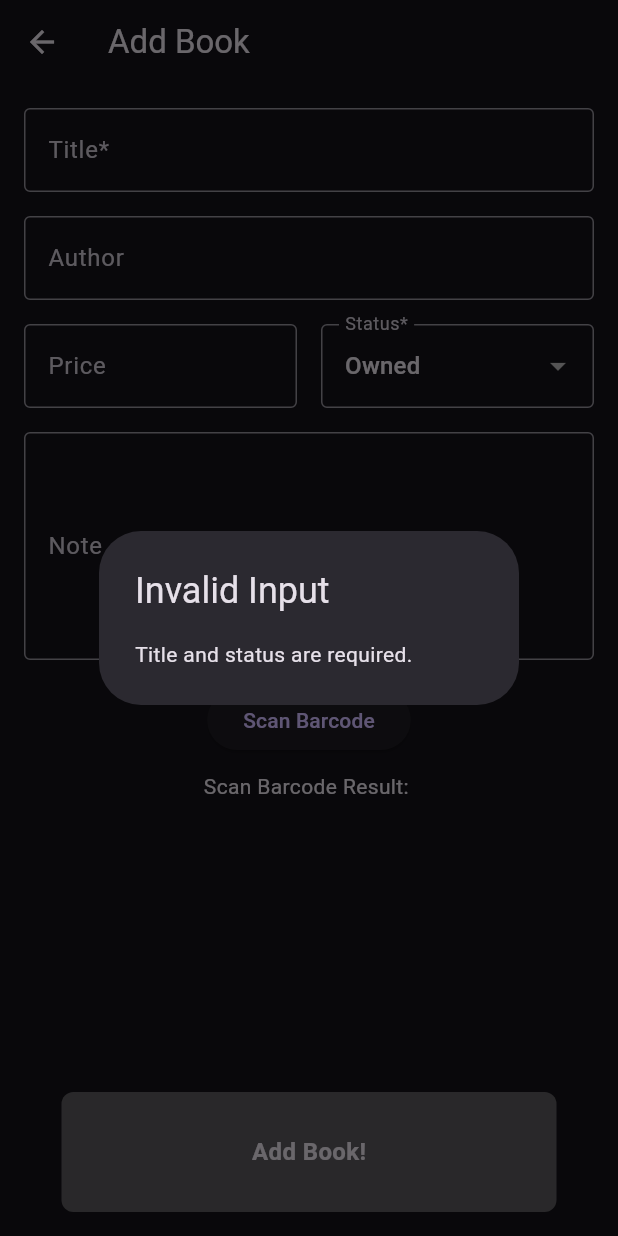
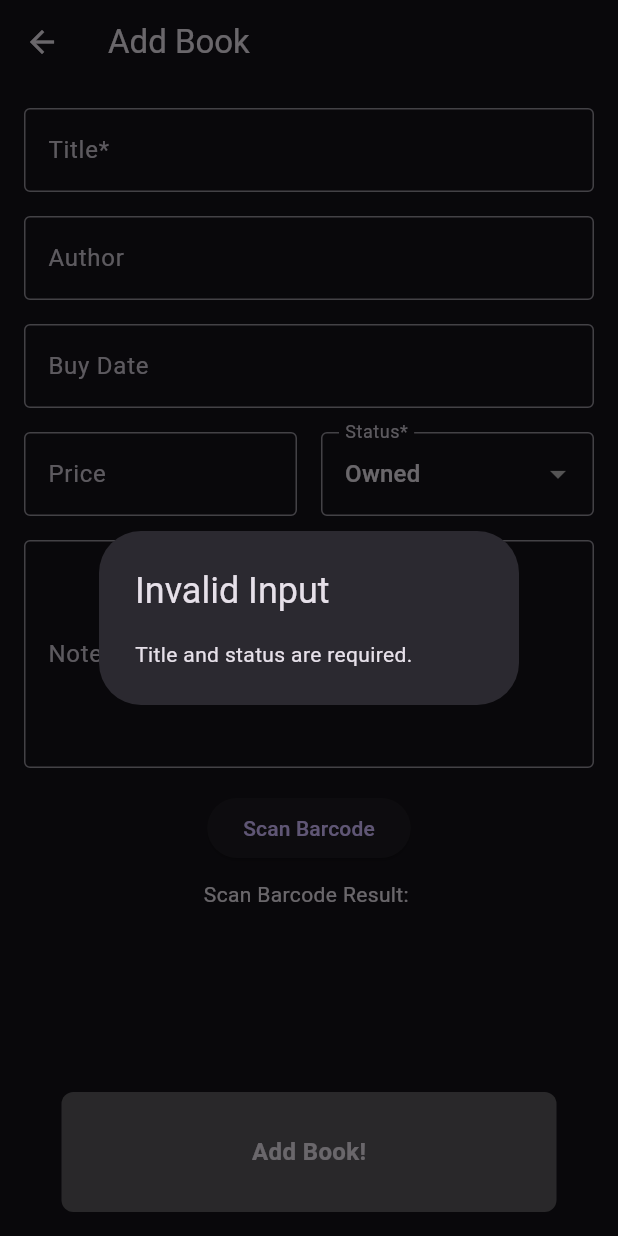
Before and after one commit to ThriveShadow/book-tracker, a Flutter app: the AddBookScreen screen opened directly, after a tap on "Add Book!", on a phone screen of 412 x 824 dp. Run offline on Flutter 3.47's test engine with Material 3 defaults, Android fonts, the phone set to English and light mode, and no system bars; our stand-ins replace cloud_firestore, firebase_auth, firebase_core; missing offline and left inert: simple_barcode_scanner; accounts and stored records are empty.

Commit message:
add parameter buyDate

```diff
--- a/lib/screens/new_book.dart
+++ b/lib/screens/new_book.dart
@@ -19,6 +19,7 @@ class AddBookScreenState extends State<AddBookScreen> {
   final statusController = TextEditingController();
   final noteController = TextEditingController();
   final priceController = TextEditingController();
+  DateTime? buyDate;
   String result = '';
 
   @override
@@ -70,6 +71,21 @@ class AddBookScreenState extends State<AddBookScreen> {
     }
   }
 
+  Future<void> selectBuyDate(BuildContext context) async {
+    final pickedDate = await showDatePicker(
+      context: context,
+      initialDate: DateTime.now(),
+      firstDate: DateTime(2000),
+      lastDate: DateTime(2100),
+    );
+
+    if (pickedDate != null && pickedDate != buyDate) {
+      setState(() {
+        buyDate = pickedDate;
+      });
+    }
+  }
+
   void addBook() async {
     final title = titleController.text;
     final author = authorController.text;
@@ -111,9 +127,7 @@ class AddBookScreenState extends State<AddBookScreen> {
     final userDoc =
         FirebaseFirestore.instance.collection('users').doc(user.uid);
 
-    DocumentReference newBookRef = userDoc.collection('books').doc();
-
-    await newBookRef.set({
+    await userDoc.collection('books').add({
       'title': title,
       'author': author,
       'status': status,
@@ -121,6 +135,7 @@ class AddBookScreenState extends State<AddBookScreen> {
       'price': price,
       'isbn': isbn,
       'createdAt': FieldValue.serverTimestamp(),
+      'buyDate': buyDate,
     });
 
     // Pop the screen after adding the book
@@ -149,6 +164,25 @@ class AddBookScreenState extends State<AddBookScreen> {
               controller: authorController,
               decoration: const InputDecoration(
                   labelText: 'Author', border: OutlineInputBorder()),
+            ),
+            const SizedBox(height: 16),
+            GestureDetector(
+              onTap: () => selectBuyDate(context),
+              child: AbsorbPointer(
+                child: TextField(
+                  controller: TextEditingController(
+                      text: buyDate != null
+                          ? '${buyDate!.day}/${buyDate!.month}/${buyDate!.year}'
+                          : ''),
+                  decoration: InputDecoration(
+                    labelText: 'Buy Date',
+                    border: const OutlineInputBorder(),
+                    hintText: buyDate != null
+                        ? '${buyDate!.day}-${buyDate!.month}-${buyDate!.year}'
+                        : 'Select a date',
+                  ),
+                ),
+              ),
             ),
             const SizedBox(height: 16),
             Row(
```
Also changed, not shown: lib/screens/home.dart (+7 -6 lines).
